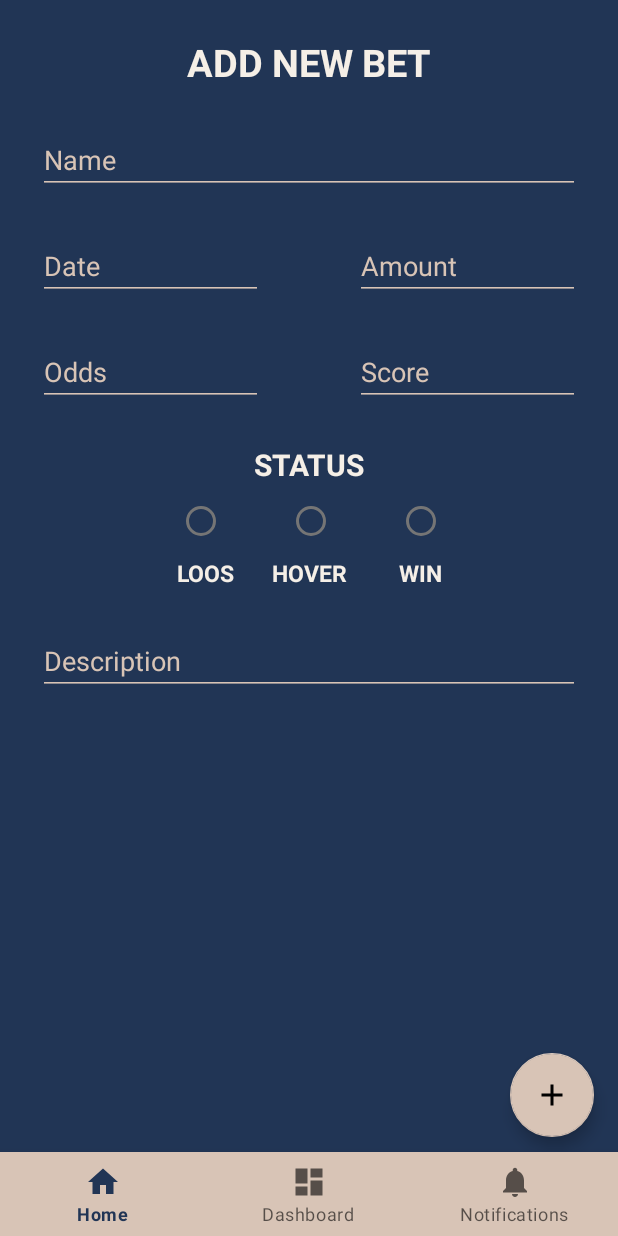
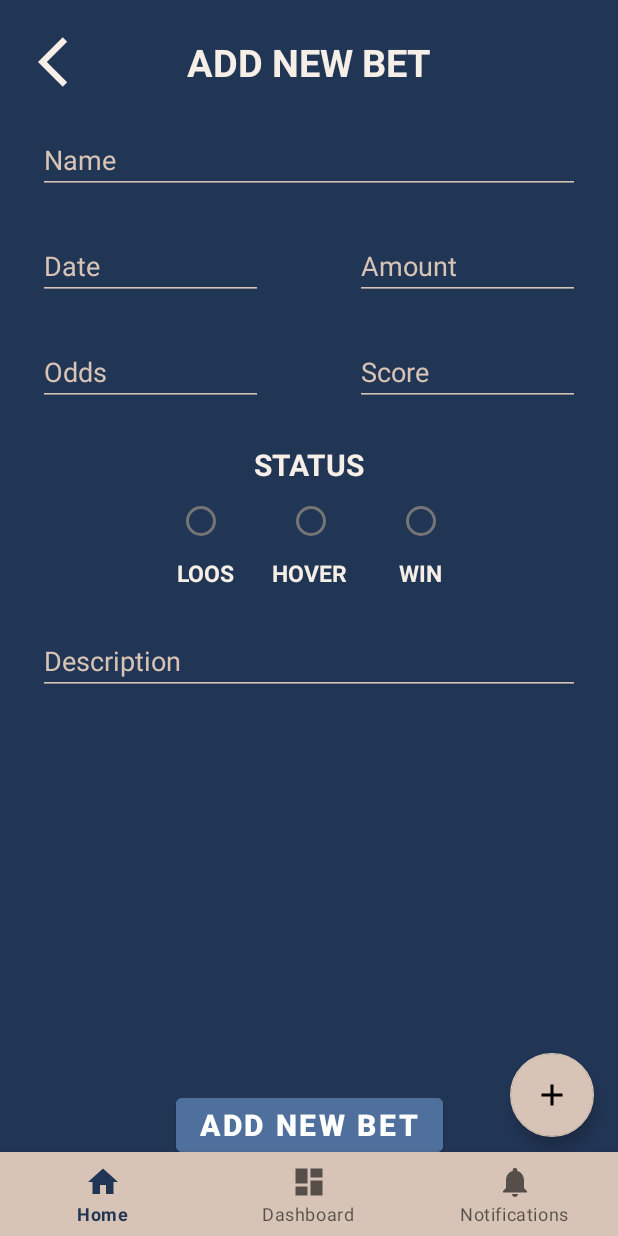
Before and after one commit to bobdickens/NoteBets, an Android app: the fragment_add_new screen opened through its navigation route, on a phone screen of 412 x 824 dp. Run offline under Robolectric (Android 15) with nearby library versions, the phone set to English and light mode, and no system bars; our stand-ins replace navigation-ui.

Commit message:
add new bets fragment2

```diff
--- /dev/null
+++ b/app/src/main/res/drawable/baseline_arrow_back_ios_24.xml
@@ -0,0 +1,5 @@
+<vector android:autoMirrored="true" android:height="40dp"
+    android:tint="#F5EFE7" android:viewportHeight="24"
+    android:viewportWidth="24" android:width="40dp" xmlns:android="http://schemas.android.com/apk/res/android">
+    <path android:fillColor="@android:color/white" android:pathData="M11.67,3.87L9.9,2.1 0,12l9.9,9.9 1.77,-1.77L3.54,12z"/>
+</vector>
--- a/app/src/main/res/layout/fragment_add_new.xml
+++ b/app/src/main/res/layout/fragment_add_new.xml
@@ -39,13 +39,13 @@
         android:id="@+id/et_description"
         android:layout_width="match_parent"
         android:layout_height="wrap_content"
+        android:layout_margin="25dp"
         android:backgroundTint="@color/color_line"
         android:hint="Description"
         android:textColor="@color/color_text"
         android:textColorHint="@color/color_line"
         app:layout_constraintStart_toStartOf="parent"
-        app:layout_constraintTop_toBottomOf="@+id/textView9"
-        android:layout_margin="25dp"/>
+        app:layout_constraintTop_toBottomOf="@+id/textView9" />
 
     <androidx.appcompat.widget.AppCompatEditText
         android:id="@+id/et_date"
@@ -167,5 +167,29 @@
         app:layout_constraintStart_toStartOf="@+id/radio"
         app:layout_constraintTop_toBottomOf="@+id/radio" />
 
+    <Button
+        android:layout_width="wrap_content"
+        android:layout_height="wrap_content"
+        android:backgroundTint="@color/color_front"
+        android:text="ADD NEW BET"
+        android:textSize="20sp"
+        android:textStyle="bold"
+        app:layout_constraintBottom_toBottomOf="parent"
+        app:layout_constraintEnd_toEndOf="parent"
+        app:layout_constraintStart_toStartOf="parent"
+        android:layout_marginBottom="50dp"/>
+
+    <ImageButton
+        android:id="@+id/btn_back"
+        android:layout_width="wrap_content"
+        android:layout_height="wrap_content"
+        android:background="@color/color_back"
+        android:src="@drawable/baseline_arrow_back_ios_24"
+        app:layout_constraintBottom_toBottomOf="@+id/text_view1"
+        app:layout_constraintStart_toStartOf="@+id/et_name"
+        app:layout_constraintTop_toTopOf="@+id/text_view1" />
+
+
+
 
 </androidx.constraintlayout.widget.ConstraintLayout>
```
